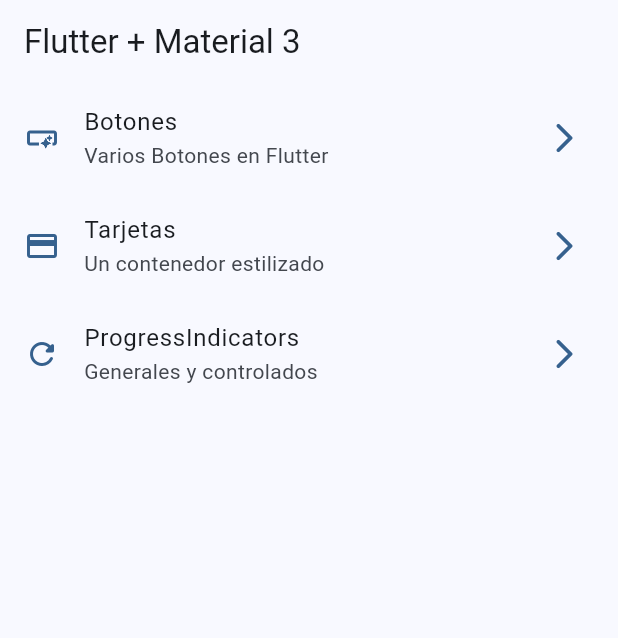
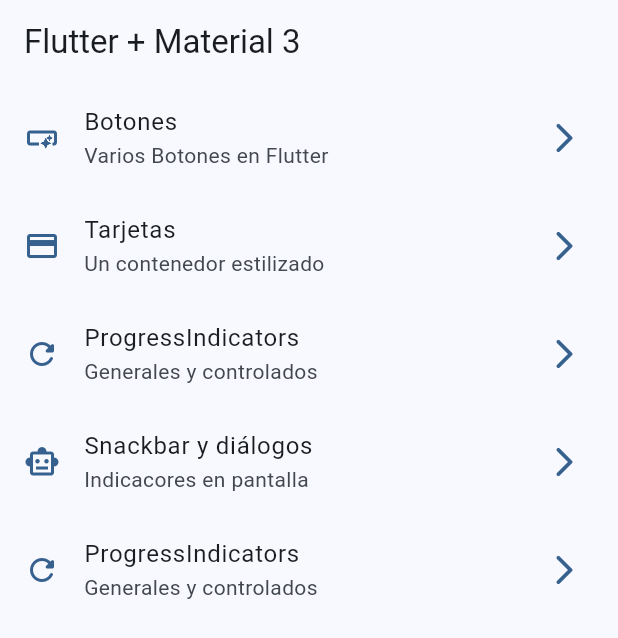
Before and after one commit to harojortiz/widgets_app_new, a Flutter app: the screen it shows after launch, on a phone screen of 412 x 824 dp. Shown: the top 638 px of the screen. Run offline on Flutter 3.47's test engine with Material 3 defaults, Android fonts, the phone set to English and light mode, and no system bars; our stand-ins replace go_router.

Commit message:
snackbars dialogs terminados

```diff
--- a/lib/config/menu/menu_items.dart
+++ b/lib/config/menu/menu_items.dart
@@ -29,5 +29,14 @@
       subTitle: 'Generales y controlados',
       link: '/progress',
       icon: Icons.refresh_rounded),
-
+  MenuItem(
+      title: 'Snackbar y diálogos',
+      subTitle: 'Indicacores en pantalla',
+      link: '/snackbars',
+      icon: Icons.smart_toy_outlined),
+  MenuItem(
+      title: 'ProgressIndicators',
+      subTitle: 'Generales y controlados',
+      link: '/progress',
+      icon: Icons.refresh_rounded),
 ];
--- a/lib/config/router/app_router.dart
+++ b/lib/config/router/app_router.dart
@@ -25,5 +25,10 @@
       name: ProgressScreen.name,
       builder: (context, state) => const ProgressScreen(),
     ),
+    GoRoute(
+      path: '/snackbars',
+      name: SnackbarScreen.name,
+      builder: (context, state) => const SnackbarScreen(),
+    ),
   ],
 );
--- a/lib/main.dart
+++ b/lib/main.dart
@@ -12,6 +12,7 @@
   @override
   Widget build(BuildContext context) {
     return MaterialApp.router(
+      title: 'Flutter Widgets',
       routerConfig: appRouter,
       debugShowCheckedModeBanner: false,
       theme: AppTheme(selectedColor: 1).getTheme(),
```
Also changed, not shown: lib/presentation/screens/snackbar/snackbar_screen.dart (+58 -1 lines).
